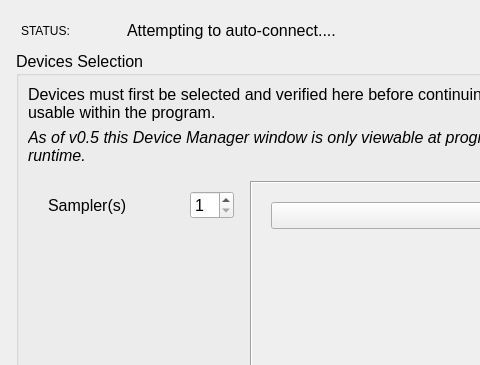
Before: the Qt Designer form ui/device_manager.ui in mitbailey/MMC, drawn with Qt 5; both pictures show x 0 to 480 and y 0 to 365 of the 907 by 750 pixel window.
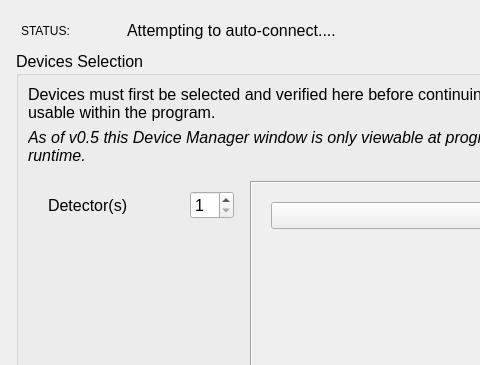
After: the same form once the commit is applied.

Commit message: Changed nomenclature from samplers to detectors.

Diff of the .ui file:
```diff
--- a/ui/device_manager.ui
+++ b/ui/device_manager.ui
@@ -153,7 +153,7 @@
                 <item>
                  <widget class="QLabel" name="label_3">
                   <property name="text">
-                   <string>Sampler(s)</string>
+                   <string>Detector(s)</string>
                   </property>
                  </widget>
                 </item>
```
Left out of the diff: 6 changed lines with no effect on the pictures. The commit also changes 3 other files.
